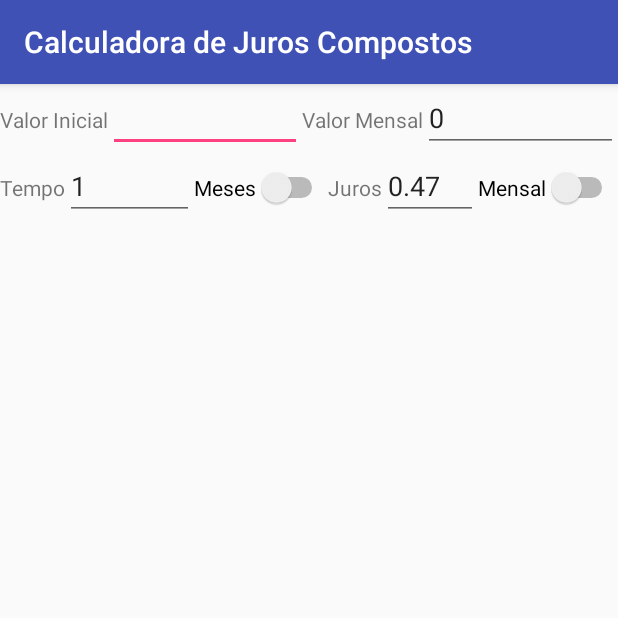
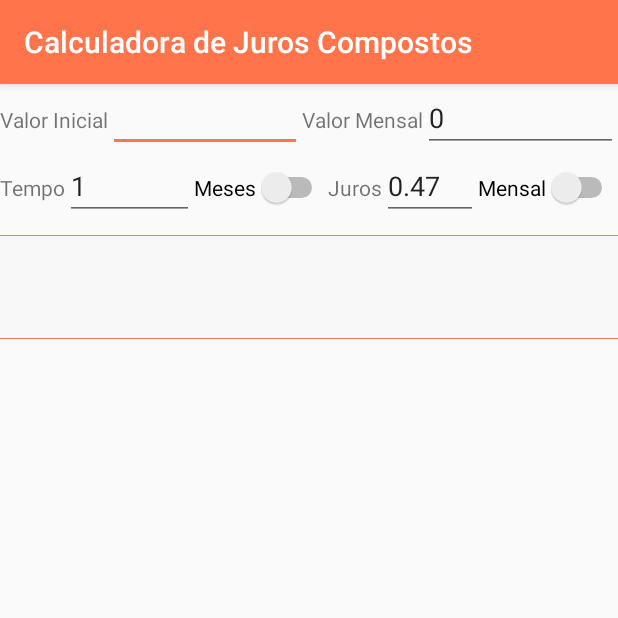
Before and after one commit to gleidsonpr/calculadorajuroscompostos, an Android app: the screen it shows after launch (MainActivity), on a phone screen of 412 x 824 dp, the top half of it. Run offline under Robolectric (Android 15) with nearby library versions, the phone set to English and light mode, and no system bars.

Commit message:
Diversas melhorias

```diff
--- a/app/build.gradle
+++ b/app/build.gradle
@@ -27,4 +27,5 @@ dependencies {
     compile 'com.android.support:appcompat-v7:25.3.1'
     compile 'com.android.support.constraint:constraint-layout:1.0.2'
     testCompile 'junit:junit:4.12'
+    compile 'com.android.support:cardview-v7:25.3.1'
 }
--- a/app/src/main/AndroidManifest.xml
+++ b/app/src/main/AndroidManifest.xml
@@ -6,7 +6,7 @@
         android:allowBackup="true"
         android:icon="@mipmap/ic_launcher"
         android:label="@string/app_name"
-        android:roundIcon="@mipmap/ic_launcher_round"
+        android:roundIcon="@mipmap/ic_launcher_cir"
         android:supportsRtl="true"
         android:theme="@style/AppTheme">
         <activity android:name=".MainActivity">
--- /dev/null
+++ b/app/src/main/res/drawable/borda.xml
@@ -0,0 +1,13 @@
+<?xml version="1.0" encoding="utf-8"?>
+<layer-list xmlns:android="http://schemas.android.com/apk/res/android">
+<item>
+    <shape android:shape="rectangle">
+        <solid android:color="#ff7454" />
+    </shape>
+</item>
+<item  android:top="1dp" android:bottom="1dp" >
+    <shape android:shape="rectangle">
+        <solid android:color="#f8f8f8" />
+    </shape>
+</item>
+</layer-list>
--- a/app/src/main/res/layout/activity_main.xml
+++ b/app/src/main/res/layout/activity_main.xml
@@ -107,19 +107,48 @@
     <LinearLayout
         android:layout_width="match_parent"
         android:layout_height="wrap_content"
+        android:background="@drawable/borda"
+        android:layout_marginBottom="15px"
+        android:layout_marginTop="15px"
+        android:orientation="vertical">
+
+
+        <LinearLayout
+            android:layout_width="match_parent"
+            android:layout_height="wrap_content"
             android:orientation="horizontal">
 
             <TextView
                 android:id="@+id/tvMensagemFinal"
                 android:layout_width="wrap_content"
                 android:layout_height="wrap_content"
+                android:layout_marginBottom="15px"
                 android:layout_weight="1"
-            android:textSize="18dp"
-            android:textColor="#25bc17"
-            android:layout_marginBottom="15px"
-            android:text="" />
+                android:text=""
+                android:paddingLeft="20px"
+                android:textColor="#000000"
+                android:textSize="18dp" />
+
         </LinearLayout>
 
+        <LinearLayout
+            android:layout_width="match_parent"
+            android:layout_height="wrap_content"
+            android:orientation="horizontal">
+
+            <TextView
+                android:id="@+id/tvMensagemFinalAcumulado"
+                android:layout_width="wrap_content"
+                android:layout_height="wrap_content"
+                android:layout_marginBottom="15px"
+                android:paddingLeft="20px"
+                android:layout_weight="1"
+                android:text=""
+                android:textColor="#000000"
+                android:textSize="18dp" />
+
+        </LinearLayout>
+    </LinearLayout>
     <LinearLayout
         android:layout_width="match_parent"
         android:layout_height="match_parent"
--- a/app/src/main/res/values/colors.xml
+++ b/app/src/main/res/values/colors.xml
@@ -1,6 +1,6 @@
 <?xml version="1.0" encoding="utf-8"?>
 <resources>
-    <color name="colorPrimary">#3F51B5</color>
-    <color name="colorPrimaryDark">#303F9F</color>
-    <color name="colorAccent">#FF4081</color>
+    <color name="colorPrimary">#ff744a</color>
+    <color name="colorPrimaryDark">#c75432</color>
+    <color name="colorAccent">#ff7454</color>
 </resources>
```
Also changed, not shown: app/src/main/java/br/com/viana/gleidson/calculadorajuroscompostos/GanhoJuros.java (+11 -0 lines), app/src/main/java/br/com/viana/gleidson/calculadorajuroscompostos/MainActivity.java (+58 -2 lines), app/src/main/res/layout/info.xml (added, +92 -0 lines), app/src/main/ic_launcher-web.png (added), app/src/main/ic_launcher_cir-web.png (added), app/src/main/res/mipmap-hdpi/ic_launcher.png, app/src/main/res/mipmap-hdpi/ic_launcher_cir.png (added), app/src/main/res/mipmap-mdpi/ic_launcher.png, app/src/main/res/mipmap-mdpi/ic_launcher_cir.png (added), app/src/main/res/mipmap-xhdpi/ic_launcher.png, app/src/main/res/mipmap-xhdpi/ic_launcher_cir.png (added), app/src/main/res/mipmap-xxhdpi/ic_launcher.png, app/src/main/res/mipmap-xxhdpi/ic_launcher_cir.png (added), app/src/main/res/mipmap-xxxhdpi/ic_launcher.png, 1 more files. Lines whose indentation alone changed are shown as unchanged.
